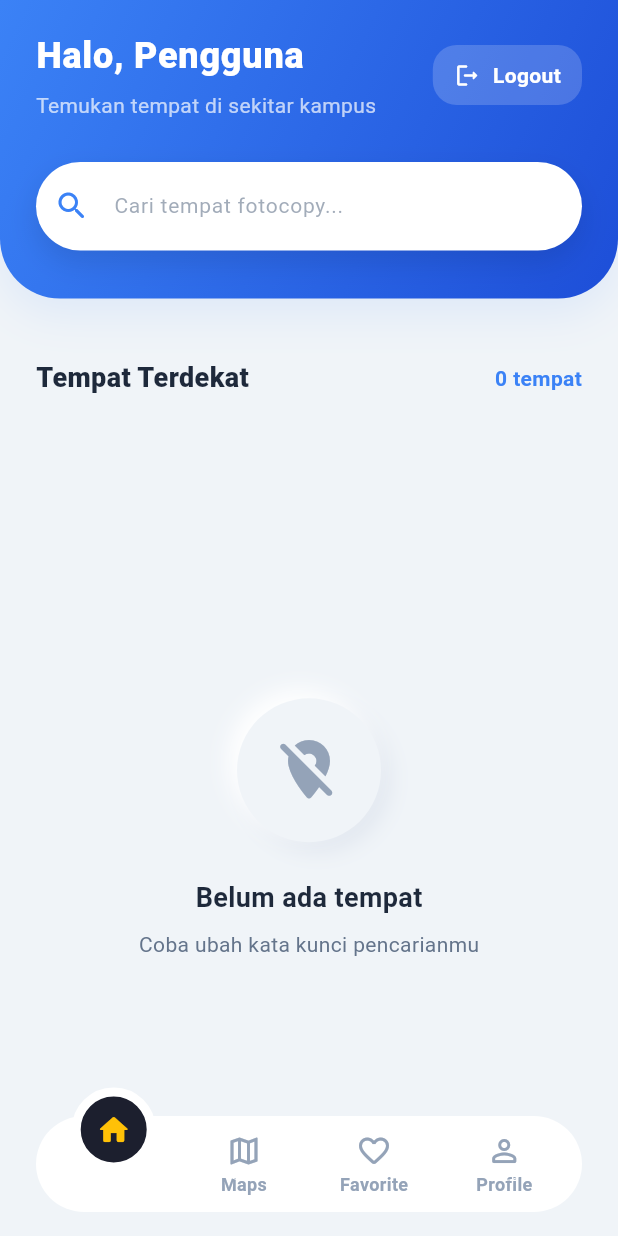
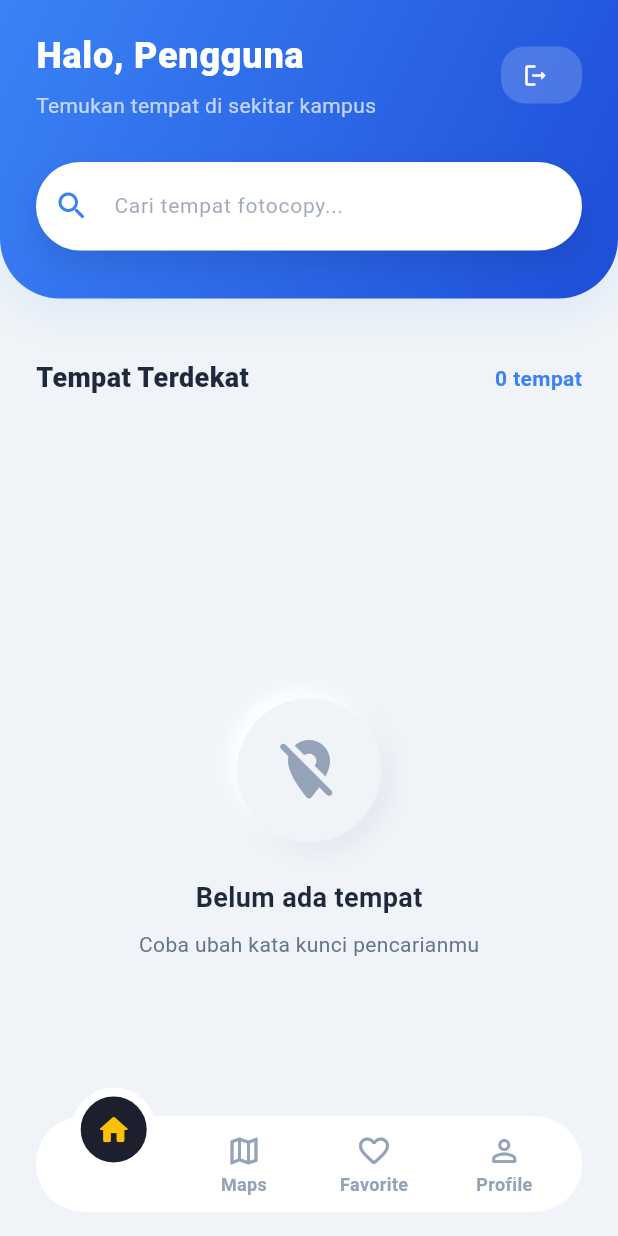
Before and after one commit to cindyprtslbs/FotoCopyMaps, a Flutter app: the screen it shows after launch, on a phone screen of 412 x 824 dp. Run offline on Flutter 3.47's test engine with Material 3 defaults, Android fonts, the phone set to English and light mode, and no system bars; our stand-ins replace cached_network_image, flutter_map, flutter_rating_bar, geolocator, latlong2, shared_preferences and 1 more; accounts and stored records are empty.

Commit message:
edit screen

```diff
--- a/lib/screens/home/home_screen.dart
+++ b/lib/screens/home/home_screen.dart
@@ -347,14 +347,6 @@ class _HomeTabState extends State<_HomeTab> {
                               children: const [
                                 Icon(Icons.logout_rounded, color: Colors.white, size: 18),
                                 SizedBox(width: 8),
-                                Text(
-                                  'Logout',
-                                  style: TextStyle(
-                                    color: Colors.white,
-                                    fontSize: 14,
-                                    fontWeight: FontWeight.w700,
-                                  ),
-                                ),
                               ],
                             ),
                           ),
```
Also changed, not shown: lib/screens/detail/detail_screen.dart (+0 -18 lines).
